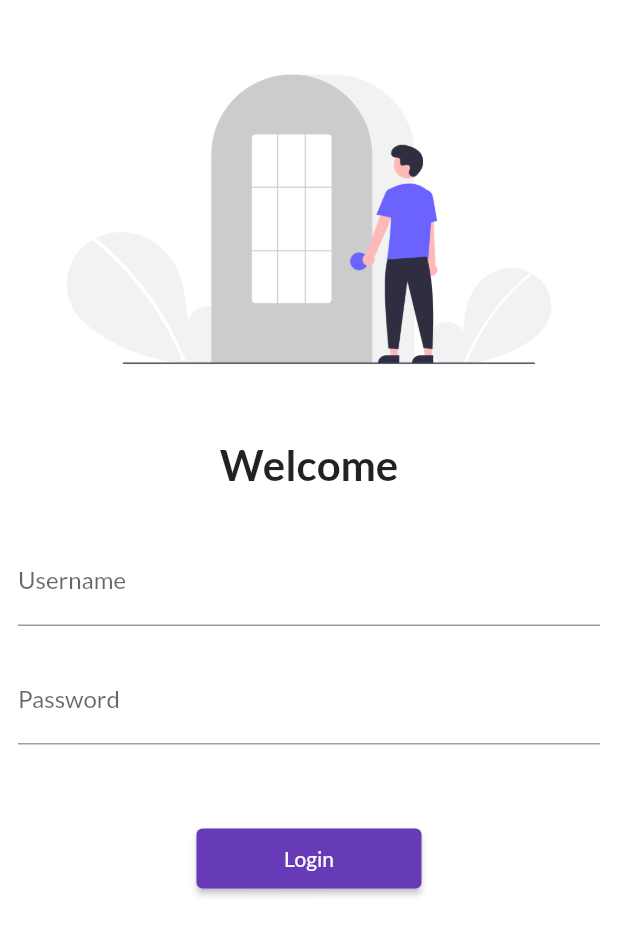
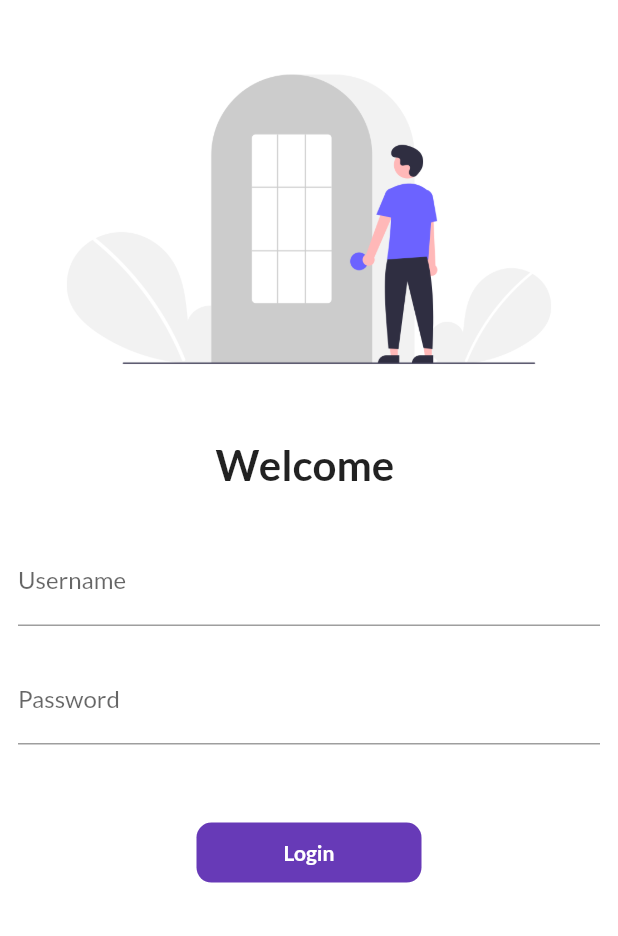
Before and after one commit to Sutiksh/30DaysOfFlutter, a Flutter app: the screen it shows after launch, on a phone screen of 412 x 824 dp. Shown: the top 936 px of the screen. Run offline on Flutter 3.47's test engine with Material 2 defaults, Android fonts, the phone set to English and light mode, and no system bars; our stand-ins replace google_fonts.

Commit message:
Day 6 completed

```diff
--- a/lib/pages/login_page.dart
+++ b/lib/pages/login_page.dart
@@ -1,7 +1,14 @@
 import 'package:flutter/material.dart';
 import 'package:flutter_catalog/utils/routes.dart';
 
-class LoginPage extends StatelessWidget {
+class LoginPage extends StatefulWidget {
+  @override
+  _LoginPageState createState() => _LoginPageState();
+}
+
+class _LoginPageState extends State<LoginPage> {
+  String name = "";
+  bool changeButton = false;
   @override
   Widget build(BuildContext context) {
     return Material(
@@ -16,7 +23,7 @@ class LoginPage extends StatelessWidget {
             ),
             SizedBox(height: 20),
             Text(
-              "Welcome",
+              "Welcome $name",
               style: TextStyle(fontSize: 28, fontWeight: FontWeight.bold),
             ),
             SizedBox(height: 20),
@@ -28,6 +35,10 @@ class LoginPage extends StatelessWidget {
                     decoration: InputDecoration(
                       labelText: "Username",
                     ),
+                    onChanged: (value) {
+                      name = value;
+                      setState(() {});
+                    },
                   ),
                   SizedBox(height: 20),
                   TextFormField(
@@ -40,13 +51,45 @@ class LoginPage extends StatelessWidget {
               ),
             ),
             SizedBox(height: 40),
-            ElevatedButton(
-              onPressed: () {
+            InkWell(
+              splashColor: Colors.deepPurpleAccent,
+              onTap: () async {
+                setState(() {
+                  changeButton = true;
+                });
+                await Future.delayed(Duration(seconds: 1));
                 Navigator.pushNamed(context, MyRoutes.homeRoute);
               },
-              child: Text("Login"),
-              style: TextButton.styleFrom(minimumSize: Size(150, 40)),
-            )
+              child: AnimatedContainer(
+                duration: Duration(seconds: 1),
+                width: changeButton ? 40 : 150,
+                height: 40,
+                alignment: Alignment.center,
+                decoration: BoxDecoration(
+                  borderRadius: changeButton
+                      ? BorderRadius.circular(50)
+                      : BorderRadius.circular(10),
+                  color: Colors.deepPurple,
+                ),
+                child: changeButton
+                    ? Icon(
+                        Icons.check,
+                        color: Colors.white,
+                      )
+                    : Text(
+                        "Login",
+                        style: TextStyle(
+                            color: Colors.white, fontWeight: FontWeight.bold),
+                      ),
+              ),
+            ),
+            // ElevatedButton(
+            //   onPressed: () {
+            //     Navigator.pushNamed(context, MyRoutes.homeRoute);
+            //   },
+            //   child: Text("Login"),
+            //   style: TextButton.styleFrom(minimumSize: Size(150, 40)),
+            // )
           ],
         ),
       ),
```
